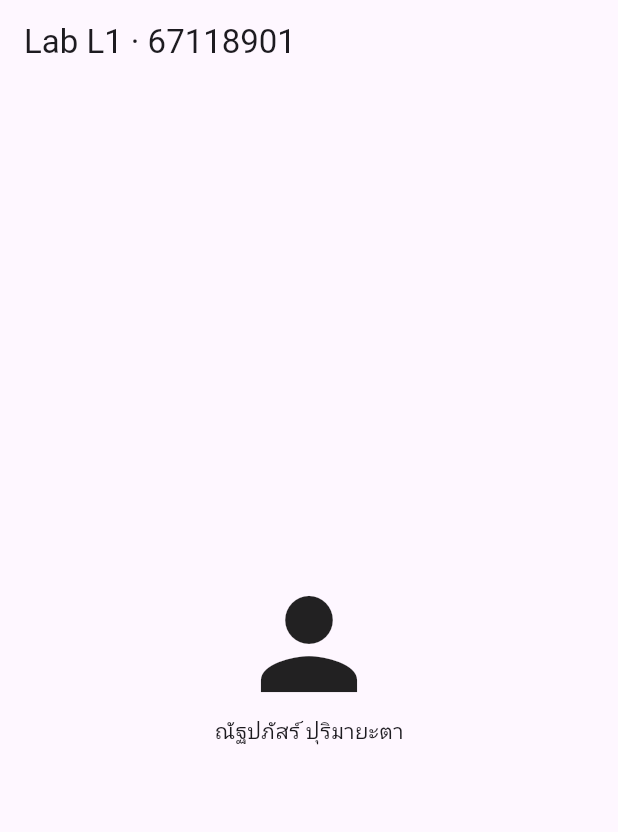
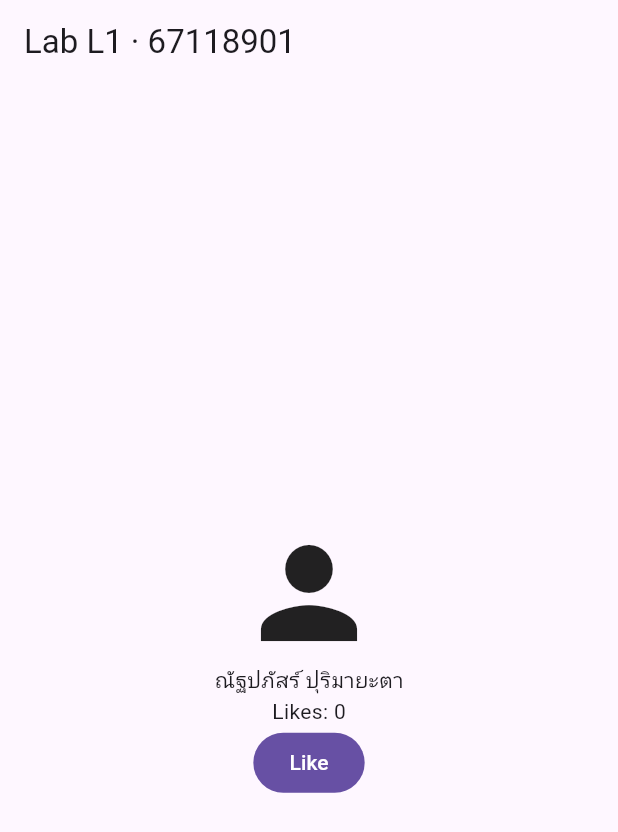
Before and after one commit to barbecuei/lab01_profile, a Flutter app: the screen it shows after launch, on a phone screen of 412 x 824 dp. Shown: the top 832 px of the screen. Run offline on Flutter 3.47's test engine with Material 3 defaults, Android fonts, the phone set to English and light mode, and no system bars.

Commit message:
Add like counter with setState

```diff
--- a/lib/main.dart
+++ b/lib/main.dart
@@ -2,19 +2,33 @@ import 'package:flutter/material.dart';
 
 void main() => runApp(const MaterialApp(home: HomePage()));
 
-class HomePage extends StatelessWidget {
+class HomePage extends StatefulWidget {
   const HomePage({super.key});
+
+  @override
+  State<HomePage> createState() => _HomePageState();
+}
+
+class _HomePageState extends State<HomePage> {
+  int _likes = 0;
+
+  void _like() => setState(() => _likes++);
 
   @override
   Widget build(BuildContext context) {
     return Scaffold(
       appBar: AppBar(title: const Text('Lab L1 · 67118901')),
-      body: const Center(
+      body: Center(
         child: Column(
           mainAxisSize: MainAxisSize.min,
           children: [
-            Icon(Icons.person, size: 96),
-            Text('ณัฐปภัสร์ ปุริมายะตา'),
+            const Icon(Icons.person, size: 96),
+            const Text('ณัฐปภัสร์ ปุริมายะตา'),
+            Text('Likes: $_likes'),
+            FilledButton(
+              onPressed: _like,
+              child: const Text('Like'),
+            ),
           ],
         ),
       ),
```
